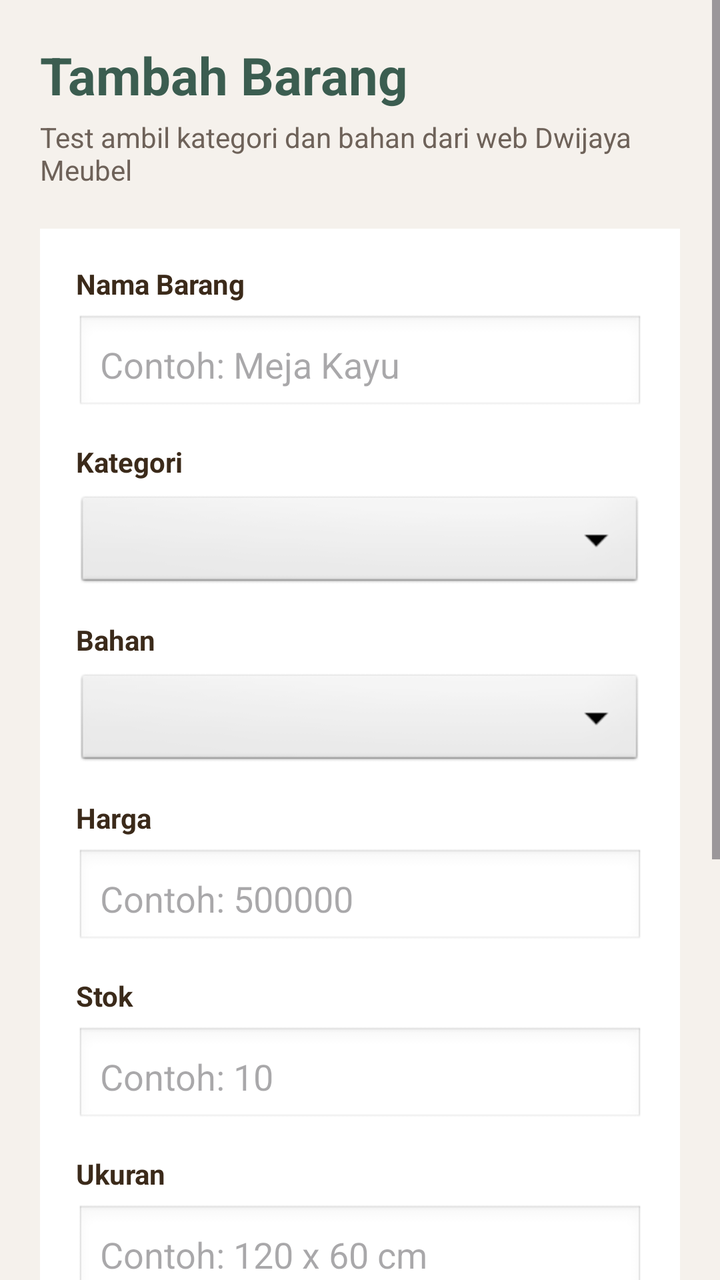
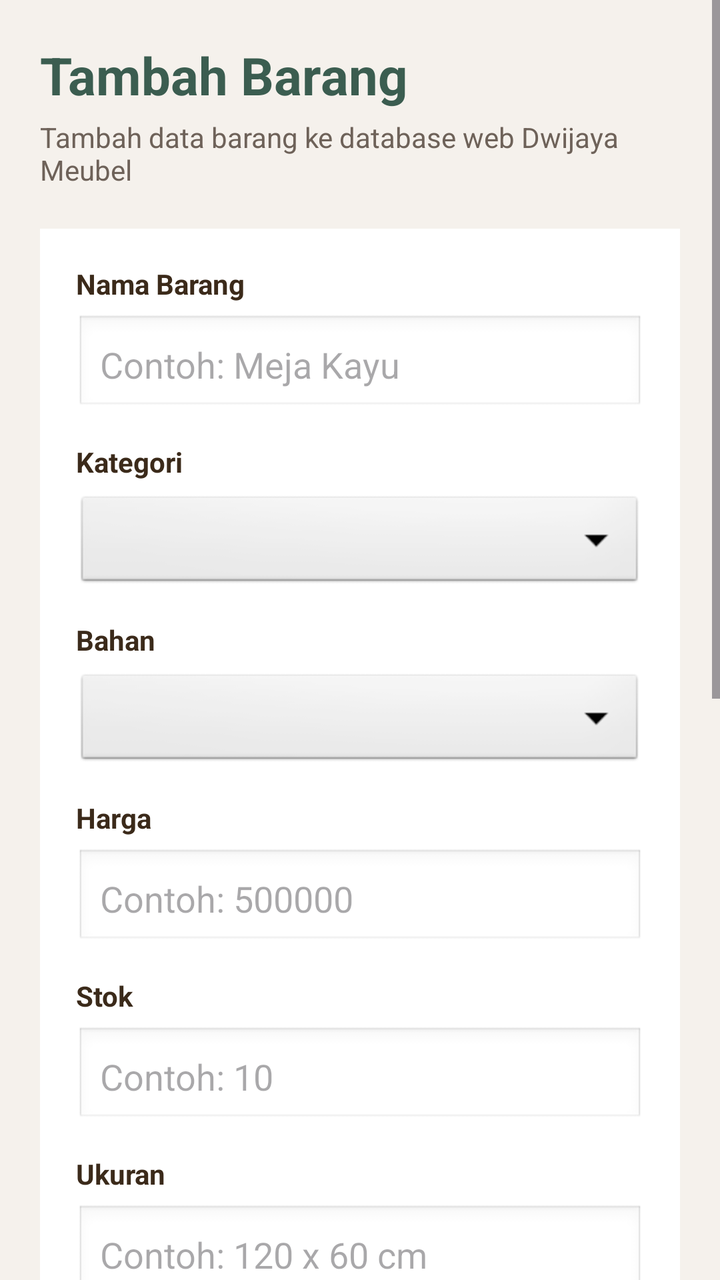

Compare the two renders of this Android layout. The source of the first and the diff that turns it into the second are given below.
<!-- AndroidManifest.xml: application theme Theme.Proyek_UAS -->
<!-- res/layout/activity_tambah_barang_admin.xml -->
<?xml version="1.0" encoding="utf-8"?>
<ScrollView xmlns:android="http://schemas.android.com/apk/res/android"
    android:layout_width="match_parent"
    android:layout_height="match_parent"
    android:background="#F5F1EC"
    android:fillViewport="true">

    <LinearLayout
        android:layout_width="match_parent"
        android:layout_height="wrap_content"
        android:orientation="vertical"
        android:padding="20dp">

        <TextView
            android:id="@+id/tvJudul"
            android:layout_width="match_parent"
            android:layout_height="wrap_content"
            android:text="Tambah Barang"
            android:textColor="#3B5D50"
            android:textStyle="bold"
            android:textSize="26sp"
            android:layout_marginBottom="4dp" />

        <TextView
            android:id="@+id/tvSubJudul"
            android:layout_width="match_parent"
            android:layout_height="wrap_content"
            android:text="Test ambil kategori dan bahan dari web Dwijaya Meubel"
            android:textColor="#6E6259"
            android:textSize="14sp"
            android:layout_marginBottom="20dp" />

        <LinearLayout
            android:layout_width="match_parent"
            android:layout_height="wrap_content"
            android:background="#FFFFFF"
            android:orientation="vertical"
            android:padding="18dp">

            <TextView
                android:layout_width="match_parent"
                android:layout_height="wrap_content"
                android:text="Nama Barang"
                android:textColor="#3B2A1A"
                android:textStyle="bold"
                android:layout_marginBottom="6dp" />

            <EditText
                android:id="@+id/edtNamaBarang"
                android:layout_width="match_parent"
                android:layout_height="50dp"
                android:background="@android:drawable/edit_text"
                android:hint="Contoh: Meja Kayu"
                android:padding="12dp"
                android:inputType="text" />

            <TextView
                android:layout_width="match_parent"
                android:layout_height="wrap_content"
                android:text="Kategori"
                android:textColor="#3B2A1A"
                android:textStyle="bold"
                android:layout_marginTop="14dp"
                android:layout_marginBottom="6dp" />

            <Spinner
                android:id="@+id/spinnerKategori"
                android:layout_width="match_parent"
                android:layout_height="50dp"
                android:background="@android:drawable/btn_dropdown" />

            <TextView
                android:layout_width="match_parent"
                android:layout_height="wrap_content"
                android:text="Bahan"
                android:textColor="#3B2A1A"
                android:textStyle="bold"
                android:layout_marginTop="14dp"
                android:layout_marginBottom="6dp" />

            <Spinner
                android:id="@+id/spinnerBahan"
                android:layout_width="match_parent"
                android:layout_height="50dp"
                android:background="@android:drawable/btn_dropdown" />

            <TextView
                android:layout_width="match_parent"
                android:layout_height="wrap_content"
                android:text="Harga"
                android:textColor="#3B2A1A"
                android:textStyle="bold"
                android:layout_marginTop="14dp"
                android:layout_marginBottom="6dp" />

            <EditText
                android:id="@+id/edtHarga"
                android:layout_width="match_parent"
                android:layout_height="50dp"
                android:background="@android:drawable/edit_text"
                android:hint="Contoh: 500000"
                android:padding="12dp"
                android:inputType="number" />

            <TextView
                android:layout_width="match_parent"
                android:layout_height="wrap_content"
                android:text="Stok"
                android:textColor="#3B2A1A"
                android:textStyle="bold"
                android:layout_marginTop="14dp"
                android:layout_marginBottom="6dp" />

            <EditText
                android:id="@+id/edtStok"
                android:layout_width="match_parent"
                android:layout_height="50dp"
                android:background="@android:drawable/edit_text"
                android:hint="Contoh: 10"
                android:padding="12dp"
                android:inputType="number" />

            <TextView
                android:layout_width="match_parent"
                android:layout_height="wrap_content"
                android:text="Ukuran"
                android:textColor="#3B2A1A"
                android:textStyle="bold"
                android:layout_marginTop="14dp"
                android:layout_marginBottom="6dp" />

            <EditText
                android:id="@+id/edtUkuran"
                android:layout_width="match_parent"
                android:layout_height="50dp"
                android:background="@android:drawable/edit_text"
                android:hint="Contoh: 120 x 60 cm"
                android:padding="12dp"
                android:inputType="text" />

            <TextView
                android:layout_width="match_parent"
                android:layout_height="wrap_content"
                android:text="Deskripsi"
                android:textColor="#3B2A1A"
                android:textStyle="bold"
                android:layout_marginTop="14dp"
                android:layout_marginBottom="6dp" />

            <EditText
                android:id="@+id/edtDeskripsi"
                android:layout_width="match_parent"
                android:layout_height="90dp"
                android:background="@android:drawable/edit_text"
                android:hint="Deskripsi barang"
                android:gravity="top"
                android:padding="12dp"
                android:inputType="textMultiLine" />

            <ProgressBar
                android:id="@+id/progressBar"
                android:layout_width="wrap_content"
                android:layout_height="wrap_content"
                android:layout_gravity="center"
                android:layout_marginTop="18dp"
                android:visibility="gone" />

            <Button
                android:id="@+id/btnReload"
                android:layout_width="match_parent"
                android:layout_height="52dp"
                android:text="TEST AMBIL KATEGORI &amp; BAHAN"
                android:textColor="#FFFFFF"
                android:backgroundTint="#6B4F3A"
                android:layout_marginTop="20dp" />

            <Button
                android:id="@+id/btnSimpan"
                android:layout_width="match_parent"
                android:layout_height="52dp"
                android:text="SIMPAN BARANG"
                android:textColor="#FFFFFF"
                android:backgroundTint="#3B5D50"
                android:layout_marginTop="10dp" />

        </LinearLayout>

    </LinearLayout>
</ScrollView>
<!-- resources referenced by this layout -->
<resources>
  <style name="Theme.Proyek_UAS" parent="Base.Theme.Proyek_UAS" />
  <style name="Base.Theme.Proyek_UAS" parent="Theme.Material3.DayNight.NoActionBar">
          
          
      </style>
</resources>

<!-- the commit's change to res/layout/activity_tambah_barang_admin.xml (unified diff, before → after) -->
@@ -12,7 +12,6 @@
         android:padding="20dp">
 
         <TextView
-            android:id="@+id/tvJudul"
             android:layout_width="match_parent"
             android:layout_height="wrap_content"
             android:text="Tambah Barang"
@@ -22,10 +21,9 @@
             android:layout_marginBottom="4dp" />
 
         <TextView
-            android:id="@+id/tvSubJudul"
             android:layout_width="match_parent"
             android:layout_height="wrap_content"
-            android:text="Test ambil kategori dan bahan dari web Dwijaya Meubel"
+            android:text="Tambah data barang ke database web Dwijaya Meubel"
             android:textColor="#6E6259"
             android:textSize="14sp"
             android:layout_marginBottom="20dp" />
@@ -49,9 +47,9 @@
                 android:id="@+id/edtNamaBarang"
                 android:layout_width="match_parent"
                 android:layout_height="50dp"
-                android:background="@android:drawable/edit_text"
                 android:hint="Contoh: Meja Kayu"
                 android:padding="12dp"
+                android:background="@android:drawable/edit_text"
                 android:inputType="text" />
 
             <TextView
@@ -97,9 +95,9 @@
                 android:id="@+id/edtHarga"
                 android:layout_width="match_parent"
                 android:layout_height="50dp"
-                android:background="@android:drawable/edit_text"
                 android:hint="Contoh: 500000"
                 android:padding="12dp"
+                android:background="@android:drawable/edit_text"
                 android:inputType="number" />
 
             <TextView
@@ -115,9 +113,9 @@
                 android:id="@+id/edtStok"
                 android:layout_width="match_parent"
                 android:layout_height="50dp"
-                android:background="@android:drawable/edit_text"
                 android:hint="Contoh: 10"
                 android:padding="12dp"
+                android:background="@android:drawable/edit_text"
                 android:inputType="number" />
 
             <TextView
@@ -133,9 +131,9 @@
                 android:id="@+id/edtUkuran"
                 android:layout_width="match_parent"
                 android:layout_height="50dp"
-                android:background="@android:drawable/edit_text"
                 android:hint="Contoh: 120 x 60 cm"
                 android:padding="12dp"
+                android:background="@android:drawable/edit_text"
                 android:inputType="text" />
 
             <TextView
@@ -151,11 +149,37 @@
                 android:id="@+id/edtDeskripsi"
                 android:layout_width="match_parent"
                 android:layout_height="90dp"
-                android:background="@android:drawable/edit_text"
                 android:hint="Deskripsi barang"
                 android:gravity="top"
                 android:padding="12dp"
+                android:background="@android:drawable/edit_text"
                 android:inputType="textMultiLine" />
+
+            <TextView
+                android:layout_width="match_parent"
+                android:layout_height="wrap_content"
+                android:text="Gambar Barang"
+                android:textColor="#3B2A1A"
+                android:textStyle="bold"
+                android:layout_marginTop="14dp"
+                android:layout_marginBottom="6dp" />
+
+            <ImageView
+                android:id="@+id/imgPreview"
+                android:layout_width="match_parent"
+                android:layout_height="180dp"
+                android:background="#EFEFEF"
+                android:scaleType="centerCrop"
+                android:src="@android:drawable/ic_menu_gallery" />
+
+            <Button
+                android:id="@+id/btnPilihGambar"
+                android:layout_width="match_parent"
+                android:layout_height="52dp"
+                android:text="PILIH GAMBAR"
+                android:textColor="#FFFFFF"
+                android:backgroundTint="#6B4F3A"
+                android:layout_marginTop="10dp" />
 
             <ProgressBar
                 android:id="@+id/progressBar"
@@ -164,15 +188,6 @@
                 android:layout_gravity="center"
                 android:layout_marginTop="18dp"
                 android:visibility="gone" />
-
-            <Button
-                android:id="@+id/btnReload"
-                android:layout_width="match_parent"
-                android:layout_height="52dp"
-                android:text="TEST AMBIL KATEGORI &amp; BAHAN"
-                android:textColor="#FFFFFF"
-                android:backgroundTint="#6B4F3A"
-                android:layout_marginTop="20dp" />
 
             <Button
                 android:id="@+id/btnSimpan"
@@ -181,7 +196,7 @@
                 android:text="SIMPAN BARANG"
                 android:textColor="#FFFFFF"
                 android:backgroundTint="#3B5D50"
-                android:layout_marginTop="10dp" />
+                android:layout_marginTop="20dp" />
 
         </LinearLayout>
 
